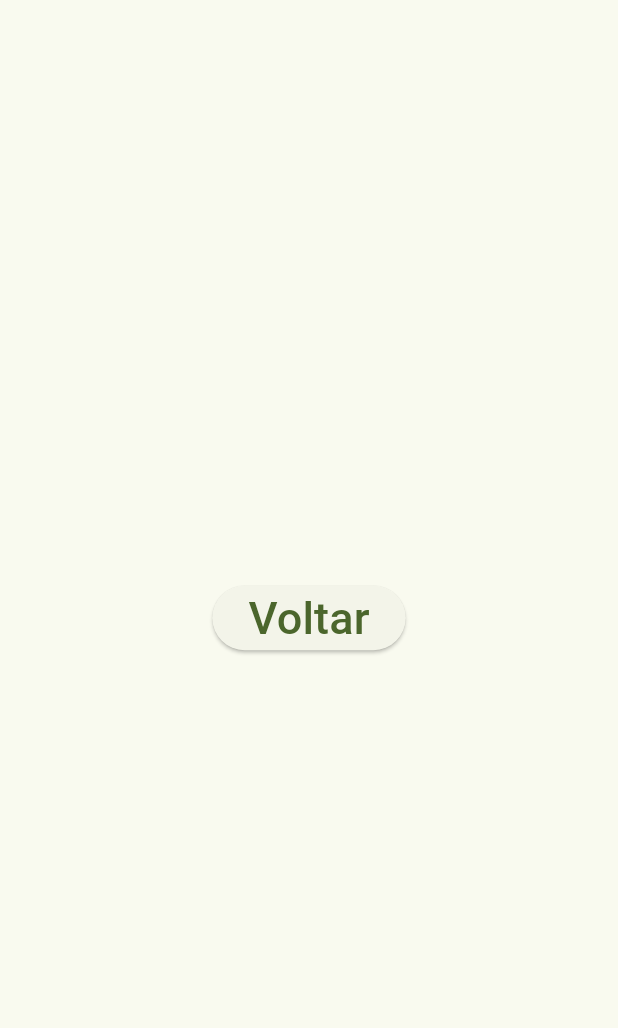
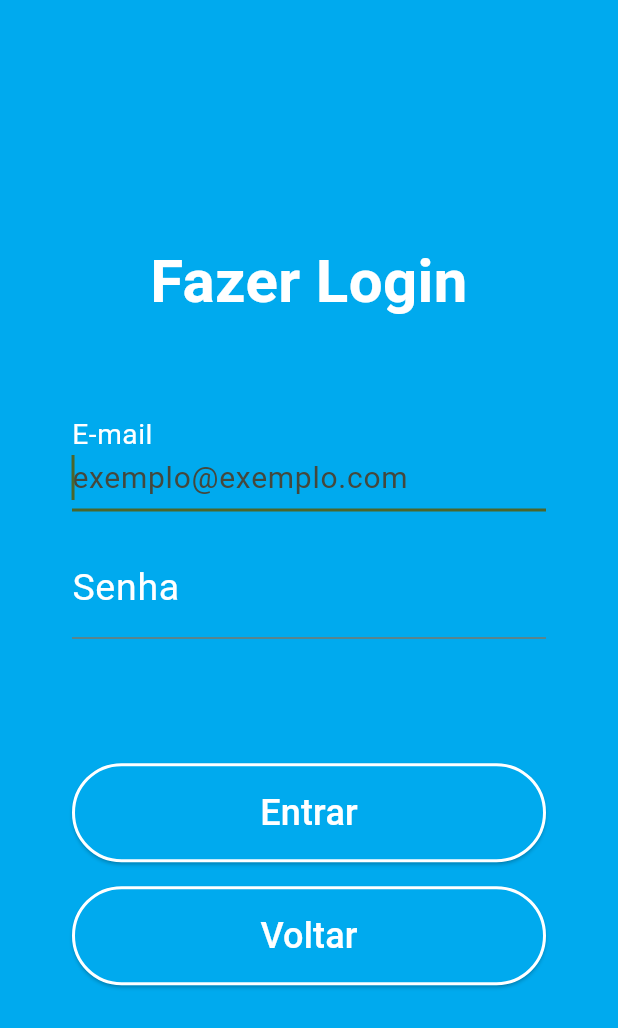
Before and after one commit to JulioAltenhofen/projeto_casa_arduino, a Flutter app: the screen it shows after launch, after a tap on "Entrar", on a phone screen of 412 x 824 dp. Shown: the top 1028 px of the screen. Run offline on Flutter 3.47's test engine with Material 2 defaults, Android fonts, the phone set to English and light mode, and no system bars.

Commit message:
Tela de login pronta

```diff
--- a/lib/login.dart
+++ b/lib/login.dart
@@ -1,4 +1,5 @@
 import 'package:flutter/material.dart';
+import 'teste.dart';
 
 class Login extends StatelessWidget {
   const Login({Key? key}) : super(key: key);
@@ -6,12 +7,99 @@
   @override
   Widget build(BuildContext context) {
     return Scaffold(
-      body: Center(
-        child: ElevatedButton(
-          onPressed: () {
-            Navigator.of(context).pushNamed('/home');
-          },
-          child: Text("Voltar", style: TextStyle(fontSize: 30)),
+      backgroundColor: Color.fromRGBO(0, 170, 238, 1),
+      body: Padding(
+        padding: const EdgeInsets.all(8.0),
+        child: Column(
+          crossAxisAlignment: CrossAxisAlignment.stretch,
+          mainAxisAlignment: MainAxisAlignment.center,
+          children: [
+            Padding(
+              padding: EdgeInsets.only(bottom: 48),
+              child: Text(
+                "Fazer Login",
+                textAlign: TextAlign.center,
+                style: TextStyle(
+                  color: Colors.white,
+                  fontSize: 40,
+                  fontWeight: FontWeight.w700,
+                ),
+              ),
+            ),
+            Padding(
+              padding:
+                  const EdgeInsets.symmetric(vertical: 8.0, horizontal: 40.0),
+              child: TextField(
+                autofocus: true,
+                keyboardType: TextInputType.text,
+                style: TextStyle(color: Colors.white, fontSize: 20),
+                decoration: InputDecoration(
+                  labelText: "E-mail",
+                  hintText: "exemplo@exemplo.com",
+                  labelStyle:
+                      TextStyle(color: Colors.white, fontSize: 25, height: 0.5),
+                ),
+              ),
+            ),
+            Padding(
+              padding: const EdgeInsets.fromLTRB(40, 8, 40, 75),
+              child: TextField(
+                autofocus: true,
+                keyboardType: TextInputType.text,
+                obscureText: true,
+                style: TextStyle(
+                  color: Colors.white,
+                  fontSize: 20,
+                ),
+                decoration: InputDecoration(
+                  labelText: "Senha",
+                  hintText: "**********",
+                  labelStyle:
+                      TextStyle(color: Colors.white, fontSize: 25, height: 0.5),
+                ),
+              ),
+            ),
+            Padding(
+              padding:
+                  const EdgeInsets.symmetric(vertical: 8.0, horizontal: 40.0),
+              child: ElevatedButton(
+                style: ElevatedButton.styleFrom(
+                  primary: Color.fromRGBO(0, 170, 238, 1),
+                  side: BorderSide(width: 2, color: Colors.white),
+                ),
+                onPressed: () {
+                  Navigator.of(context).pushReplacementNamed('/teste');
+                },
+                child: Padding(
+                  padding: const EdgeInsets.all(16.0),
+                  child: Text(
+                    "Entrar",
+                    style: TextStyle(color: Colors.white, fontSize: 24),
+                  ),
+                ),
+              ),
+            ),
+            Padding(
+              padding:
+                  const EdgeInsets.symmetric(vertical: 8.0, horizontal: 40.0),
+              child: ElevatedButton(
+                style: ElevatedButton.styleFrom(
+                  primary: Color.fromRGBO(0, 170, 238, 1),
+                  side: BorderSide(width: 2, color: Colors.white),
+                ),
+                onPressed: () {
+                  Navigator.of(context).pushReplacementNamed('/');
+                },
+                child: Padding(
+                  padding: const EdgeInsets.all(16.0),
+                  child: Text(
+                    "Voltar",
+                    style: TextStyle(color: Colors.white, fontSize: 24),
+                  ),
+                ),
+              ),
+            ),
+          ],
         ),
       ),
     );
--- a/lib/main.dart
+++ b/lib/main.dart
@@ -1,4 +1,5 @@
 import 'package:flutter/material.dart';
+import 'package:projeto_casa_arduino/teste.dart';
 
 import 'login.dart';
 import 'signup.dart';
@@ -22,8 +23,9 @@
       routes: <String, WidgetBuilder>{
         '/home': (BuildContext context) =>
             const MyHomePage(title: 'Tela inicial'),
-        '/login': (BuildContext conxtex) => const Login(),
-        '/signup': (BuildContext conxtex) => const Signup(),
+        '/login': (BuildContext context) => const Login(),
+        '/signup': (BuildContext context) => const Signup(),
+        '/teste': (BuildContext context) => Teste(),
       },
     );
   }
@@ -82,10 +84,7 @@
               child: ElevatedButton(
                 style: ElevatedButton.styleFrom(
                   primary: Color.fromRGBO(0, 170, 238, 1),
-                  side: BorderSide(
-                    width: 2,
-                    color: Colors.white
-                  ),
+                  side: BorderSide(width: 2, color: Colors.white),
                 ),
                 onPressed: () {
                   Navigator.of(context).pushReplacementNamed('/login');
@@ -105,10 +104,7 @@
               child: ElevatedButton(
                 style: ElevatedButton.styleFrom(
                   primary: Color.fromRGBO(0, 170, 238, 1),
-                  side: BorderSide(
-                      width: 2,
-                      color: Colors.white
-                  ),
+                  side: BorderSide(width: 2, color: Colors.white),
                 ),
                 onPressed: () {
                   Navigator.of(context).pushReplacementNamed('/signup');
--- /dev/null
+++ b/lib/teste.dart
@@ -0,0 +1,37 @@
+import 'package:flutter/material.dart';
+
+void main() => runApp(MyApp());
+
+class MyApp extends StatelessWidget {
+  @override
+  Widget build(BuildContext context) {
+    return MaterialApp(
+      home: Teste(),
+    );
+  }
+}
+
+class Teste extends StatelessWidget {
+  @override
+  Widget build(BuildContext context) {
+    return Scaffold(
+      appBar: AppBar(
+        title: Text('Minha Página Inicial'),
+        actions: [
+          IconButton(
+            icon: Icon(Icons.settings),
+            onPressed: () {
+              // Ação a ser executada ao pressionar o botão de configurações.
+            },
+          ),
+        ],
+      ),
+      body: Center(
+        child: Text(
+          'Bem-vindo à minha página inicial!',
+          style: TextStyle(fontSize: 24),
+        ),
+      ),
+    );
+  }
+}
--- a/pubspec.yaml
+++ b/pubspec.yaml
@@ -36,6 +36,7 @@
   # Use with the CupertinoIcons class for iOS style icons.
   cupertino_icons: ^1.0.2
   shared_preferences: ^2.2.1
+  passwordfield: ^0.2.0
 
 dev_dependencies:
   flutter_test:
```
Also changed, not shown: pubspec.lock, 1 other file.
